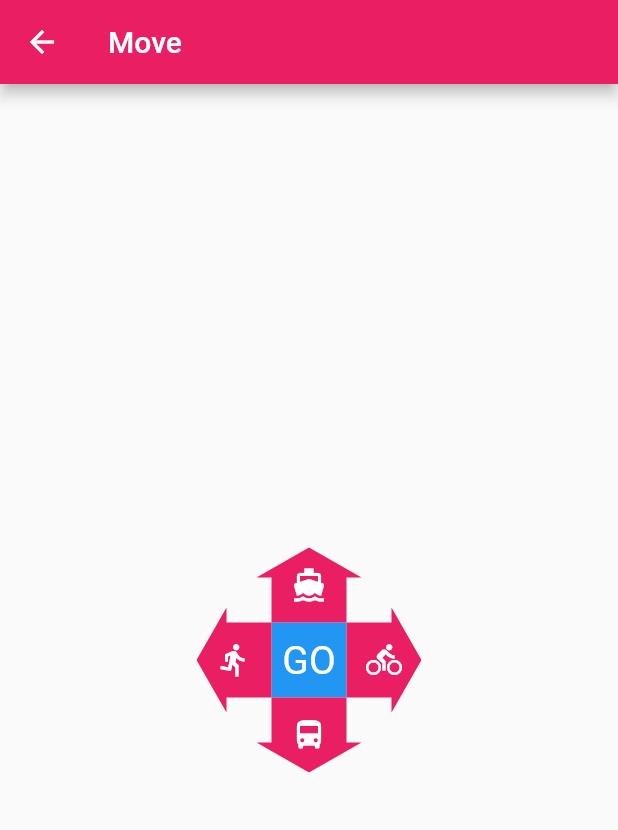
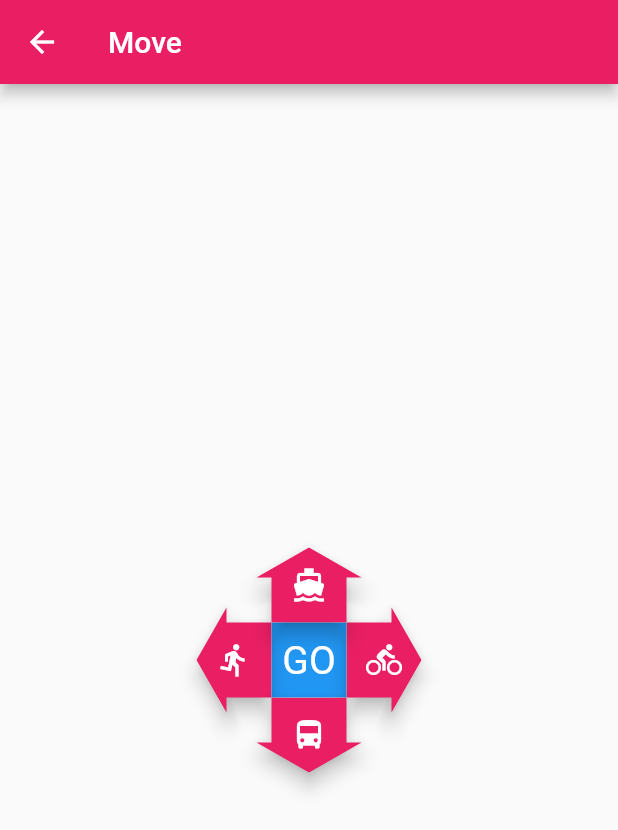
Before and after one commit to figengungor/clippy_flutter, a Flutter app: the ArrowDemo screen opened by its route, on a phone screen of 412 x 824 dp. Shown: the top 830 px of the screen. Run offline on Flutter 3.47's test engine with Material 2 defaults, Android fonts, the phone set to English and light mode, and no system bars.

Commit message:
updated demos

```diff
--- a/example/lib/arc_demo.dart
+++ b/example/lib/arc_demo.dart
@@ -10,6 +10,7 @@ class ArcDemo extends StatelessWidget {
         children: <Widget>[
           Arc(
             height: 30.0,
+            clipShadows: [ClipShadow(color: Colors.black)],
             child: Stack(
               children: <Widget>[
                 Image.asset(
--- a/example/lib/arrow_demo.dart
+++ b/example/lib/arrow_demo.dart
@@ -28,11 +28,13 @@ class ArrowDemo extends StatelessWidget {
           ),
           Align(
             alignment: Alignment.center,
+            child: Padding(
+              padding: EdgeInsets.only(left: 100.0),
               child: Arrow(
+                clipShadows: [ClipShadow(color: Colors.black)],
                 triangleHeight: 20.0,
                 rectangleClipHeight: 10.0,
                 child: Container(
-                margin: EdgeInsets.only(left: 100.0),
                   width: 50.0,
                   height: 70.0,
                   color: Colors.pink,
@@ -45,14 +47,17 @@ class ArrowDemo extends StatelessWidget {
                 ),
               ),
             ),
+          ),
           Align(
             alignment: Alignment.center,
+            child: Padding(
+              padding: EdgeInsets.only(right: 100.0),
               child: Arrow(
+                clipShadows: [ClipShadow(color: Colors.black)],
                 edge: Edge.LEFT,
                 triangleHeight: 20.0,
                 rectangleClipHeight: 10.0,
                 child: Container(
-                margin: EdgeInsets.only(right: 100.0),
                   width: 50.0,
                   height: 70.0,
                   color: Colors.pink,
@@ -65,14 +70,17 @@ class ArrowDemo extends StatelessWidget {
                 ),
               ),
             ),
+          ),
           Align(
             alignment: Alignment.center,
+            child: Padding(
+              padding: EdgeInsets.only(bottom: 100.0),
               child: Arrow(
+                clipShadows: [ClipShadow(color: Colors.black)],
                 edge: Edge.TOP,
                 triangleHeight: 20.0,
                 rectangleClipHeight: 10.0,
                 child: Container(
-                margin: EdgeInsets.only(bottom: 100.0),
                   width: 70.0,
                   height: 50.0,
                   color: Colors.pink,
@@ -85,14 +93,17 @@ class ArrowDemo extends StatelessWidget {
                 ),
               ),
             ),
+          ),
           Align(
             alignment: Alignment.center,
+            child: Padding(
+              padding: EdgeInsets.only(top: 100.0),
               child: Arrow(
+                clipShadows: [ClipShadow(color: Colors.black)],
                 edge: Edge.BOTTOM,
                 triangleHeight: 20.0,
                 rectangleClipHeight: 10.0,
                 child: Container(
-                margin: EdgeInsets.only(top: 100.0),
                   width: 70.0,
                   height: 50.0,
                   color: Colors.pink,
@@ -104,6 +115,7 @@ class ArrowDemo extends StatelessWidget {
                   ),
                 ),
               ),
+            ),
           )
         ],
       ),
--- a/example/lib/buttcheek_demo.dart
+++ b/example/lib/buttcheek_demo.dart
@@ -9,6 +9,7 @@ class ButtCheekDemo extends StatelessWidget {
       body: Stack(
         children: <Widget>[
           ButtCheek(
+            clipShadows: [ClipShadow(color: Colors.black)],
             height: 20.0,
             child: Container(
               child: Image.asset('assets/coffee.png'),
--- a/example/lib/diagonal_demo.dart
+++ b/example/lib/diagonal_demo.dart
@@ -21,6 +21,7 @@ class DiagonalDemoState extends State<DiagonalDemo> {
           overflow: Overflow.visible,
           children: <Widget>[
             Diagonal(
+              clipShadows: [ClipShadow(color: Colors.black)],
               position: position,
               clipHeight: clipHeight,
               child: Container(
--- a/example/lib/message_demo.dart
+++ b/example/lib/message_demo.dart
@@ -18,6 +18,7 @@ class MessageDemo extends StatelessWidget {
               triangleX2: 0.5 * messageBoxWidth,
               triangleX3: 0.5 * messageBoxWidth,
               triangleY1: messageBoxHeight * 0.2,
+              clipShadows: [ClipShadow(color: Colors.black)],
               child: Container(
                 color: Colors.pink,
                 width: messageBoxWidth,
--- a/example/lib/ticket_demo.dart
+++ b/example/lib/ticket_demo.dart
@@ -19,12 +19,14 @@ class TicketDemo extends StatelessWidget {
               SizedBox(height: 16.0),
               Ticket(
                 radius: 10.0,
+                clipShadows: [ClipShadow(color: Colors.black)],
                 child: Image.asset(
                   'assets/bohemian_rapsody.png',
                 ),
               ),
               Ticket(
                 radius: 10.0,
+                clipShadows: [ClipShadow(color: Colors.black)],
                 child: Container(
                   color: Colors.white,
                   child: Column(
```
Lines whose indentation alone changed are shown as unchanged.
